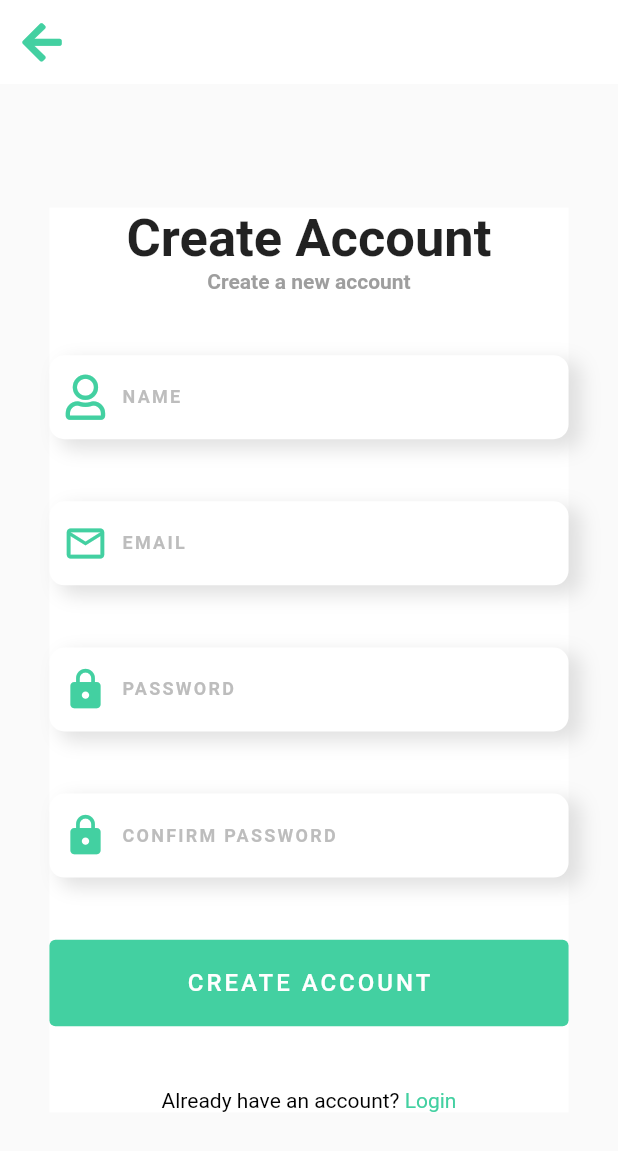
After one commit to nanangsetya/flutter-bulananku, a Flutter app: the RegisterPage screen opened directly, on a phone screen of 412 x 824 dp. The commit adds this screen. Shown: the top 1151 px of the screen. Run offline on Flutter 3.47's test engine with Material 2 defaults, Android fonts, the phone set to English and light mode, and no system bars; our stand-ins replace font_awesome_flutter, line_icons, shared_preferences; missing offline and left inert: flutter_dialogs; accounts and stored records are empty.

Commit message:
create register page

```diff
--- a/lib/pages/login_page2.dart
+++ b/lib/pages/login_page2.dart
@@ -1,5 +1,7 @@
 import 'package:bulananku/helper/colors_helper.dart';
 import 'package:bulananku/helper/icons_helper.dart';
+import 'package:bulananku/pages/register_page.dart';
+import 'package:flutter/gestures.dart';
 import 'package:flutter/material.dart';
 
 class LoginPage extends StatefulWidget {
@@ -149,7 +151,12 @@ class _LoginPageState extends State<LoginPage> {
                     children: [
                   TextSpan(
                       text: " create new account",
-                      style: TextStyle(color: getColor(name: 'green')))
+                      style: TextStyle(color: getColor(name: 'green')),
+                      recognizer: new TapGestureRecognizer()
+                        ..onTap = () => Navigator.push(context,
+                                MaterialPageRoute(builder: (context) {
+                              return RegisterPage();
+                            })))
                 ])),
           ],
         ),
--- /dev/null
+++ b/lib/pages/register_page.dart
@@ -0,0 +1,207 @@
+import 'package:bulananku/helper/colors_helper.dart';
+import 'package:bulananku/helper/icons_helper.dart';
+import 'package:flutter/gestures.dart';
+import 'package:flutter/material.dart';
+
+class RegisterPage extends StatefulWidget {
+  const RegisterPage({Key? key}) : super(key: key);
+
+  @override
+  _RegisterPageState createState() => _RegisterPageState();
+}
+
+class _RegisterPageState extends State<RegisterPage> {
+  @override
+  Widget build(BuildContext context) {
+    final double _width = MediaQuery.of(context).size.width * 1;
+    final double _height = MediaQuery.of(context).size.height * 1;
+    return Scaffold(
+        appBar: AppBar(
+          elevation: 0,
+          backgroundColor: Colors.white,
+          leading: new IconButton(
+            icon: new Icon(
+              getFontAwesomeIcon(name: 'arrowLeft'),
+              size: 30.0,
+              color: getColor(name: 'green'),
+            ),
+            onPressed: () => {Navigator.pop(context)},
+          ),
+        ),
+        body: Container(
+            width: _width,
+            height: _height * 0.8,
+            margin: EdgeInsets.only(
+                left: _width * 0.08,
+                right: _width * 0.08,
+                top: _height * 0.1,
+                bottom: _height * 0.1),
+            color: Colors.white,
+            child: Column(
+              mainAxisAlignment: MainAxisAlignment.spaceBetween,
+              children: [
+                Column(
+                  children: [
+                    Text(
+                      'Create Account',
+                      style:
+                          TextStyle(fontWeight: FontWeight.bold, fontSize: 35),
+                    ),
+                    Text(
+                      'Create a new account',
+                      style: TextStyle(
+                          color: Colors.grey.shade500,
+                          fontWeight: FontWeight.w700),
+                    ),
+                  ],
+                ),
+                Container(
+                  decoration: BoxDecoration(
+                      color: Colors.white,
+                      borderRadius: new BorderRadius.circular(10.0),
+                      boxShadow: [
+                        BoxShadow(
+                            offset: Offset.fromDirection(10, -9),
+                            color: Colors.grey.shade300,
+                            blurRadius: 10.0,
+                            spreadRadius: 1)
+                      ]),
+                  child: TextFormField(
+                    autofocus: false,
+                    style: TextStyle(
+                        color: getColor(name: 'green'),
+                        fontWeight: FontWeight.bold),
+                    decoration: InputDecoration(
+                      border: InputBorder.none,
+                      labelText: "NAME",
+                      labelStyle: TextStyle(
+                          fontSize: 12,
+                          color: Colors.grey.shade400,
+                          letterSpacing: 1.5),
+                      prefixIcon: Icon(
+                        getFontAwesomeIcon(name: 'user'),
+                        color: getColor(name: 'green'),
+                        size: 30,
+                      ),
+                    ),
+                  ),
+                ),
+                Container(
+                  decoration: BoxDecoration(
+                      color: Colors.white,
+                      borderRadius: new BorderRadius.circular(10.0),
+                      boxShadow: [
+                        BoxShadow(
+                            offset: Offset.fromDirection(10, -9),
+                            color: Colors.grey.shade300,
+                            blurRadius: 10.0,
+                            spreadRadius: 1)
+                      ]),
+                  child: TextFormField(
+                    autofocus: false,
+                    style: TextStyle(
+                        color: getColor(name: 'green'),
+                        fontWeight: FontWeight.bold),
+                    decoration: InputDecoration(
+                      border: InputBorder.none,
+                      labelText: "EMAIL",
+                      labelStyle: TextStyle(
+                          fontSize: 12,
+                          color: Colors.grey.shade400,
+                          letterSpacing: 1.5),
+                      prefixIcon: Icon(
+                        getMaterialIcon(name: 'mail_outline'),
+                        color: getColor(name: 'green'),
+                        size: 30,
+                      ),
+                    ),
+                  ),
+                ),
+                Container(
+                  decoration: BoxDecoration(
+                      color: Colors.white,
+                      borderRadius: new BorderRadius.circular(10.0),
+                      boxShadow: [
+                        BoxShadow(
+                            offset: Offset.fromDirection(10, -9),
+                            color: Colors.grey.shade300,
+                            blurRadius: 10.0,
+                            spreadRadius: 1)
+                      ]),
+                  child: TextFormField(
+                    autofocus: false,
+                    style: TextStyle(
+                        color: getColor(name: 'green'),
+                        fontWeight: FontWeight.bold),
+                    decoration: InputDecoration(
+                      border: InputBorder.none,
+                      labelText: "PASSWORD",
+                      labelStyle: TextStyle(
+                          fontSize: 12,
+                          color: Colors.grey.shade400,
+                          letterSpacing: 1.5),
+                      prefixIcon: Icon(
+                        getMaterialIcon(name: 'lock'),
+                        color: getColor(name: 'green'),
+                        size: 30,
+                      ),
+                    ),
+                  ),
+                ),
+                Container(
+                  decoration: BoxDecoration(
+                      color: Colors.white,
+                      borderRadius: new BorderRadius.circular(10.0),
+                      boxShadow: [
+                        BoxShadow(
+                            offset: Offset.fromDirection(10, -9),
+                            color: Colors.grey.shade300,
+                            blurRadius: 10.0,
+                            spreadRadius: 1)
+                      ]),
+                  child: TextFormField(
+                    autofocus: false,
+                    style: TextStyle(
+                        color: getColor(name: 'green'),
+                        fontWeight: FontWeight.bold),
+                    decoration: InputDecoration(
+                      border: InputBorder.none,
+                      labelText: "CONFIRM PASSWORD",
+                      labelStyle: TextStyle(
+                          fontSize: 12,
+                          color: Colors.grey.shade400,
+                          letterSpacing: 1.5),
+                      prefixIcon: Icon(
+                        getMaterialIcon(name: 'lock'),
+                        color: getColor(name: 'green'),
+                        size: 30,
+                      ),
+                    ),
+                  ),
+                ),
+                Container(
+                  child: ElevatedButton(
+                    onPressed: () {},
+                    child: Text("CREATE ACCOUNT",
+                        style: TextStyle(fontSize: 16, letterSpacing: 2)),
+                    style: ElevatedButton.styleFrom(
+                        elevation: 0,
+                        primary: getColor(name: 'green'),
+                        minimumSize: Size(_width, _height * 0.07)),
+                  ),
+                ),
+                RichText(
+                    text: TextSpan(
+                        text: "Already have an account?",
+                        style: TextStyle(color: Colors.black),
+                        children: [
+                      TextSpan(
+                          text: " Login",
+                          style: TextStyle(color: getColor(name: 'green')),
+                          recognizer: new TapGestureRecognizer()
+                            ..onTap = () => Navigator.pop(context))
+                    ])),
+              ],
+            )));
+  }
+}
```
